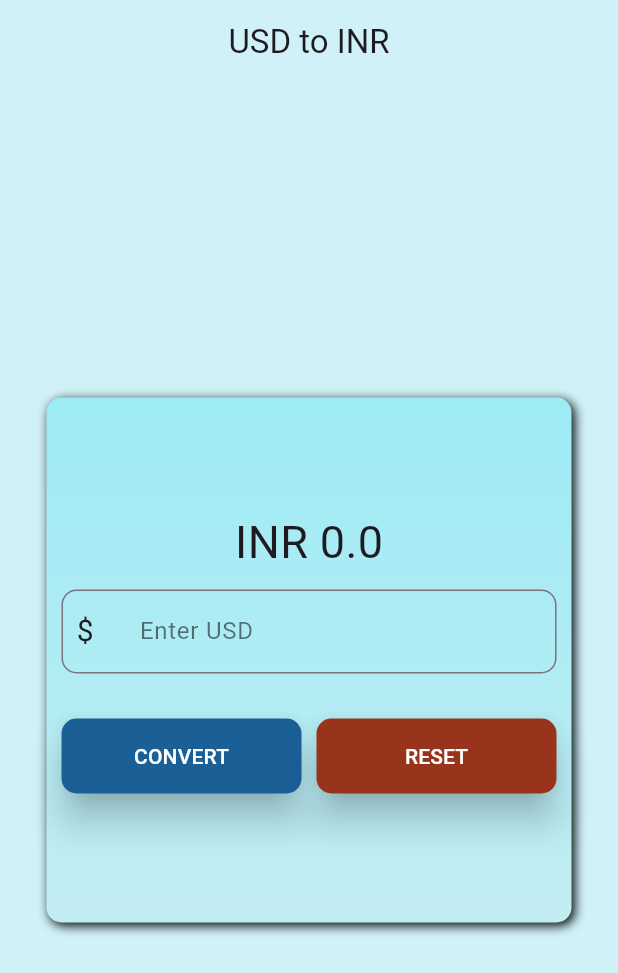
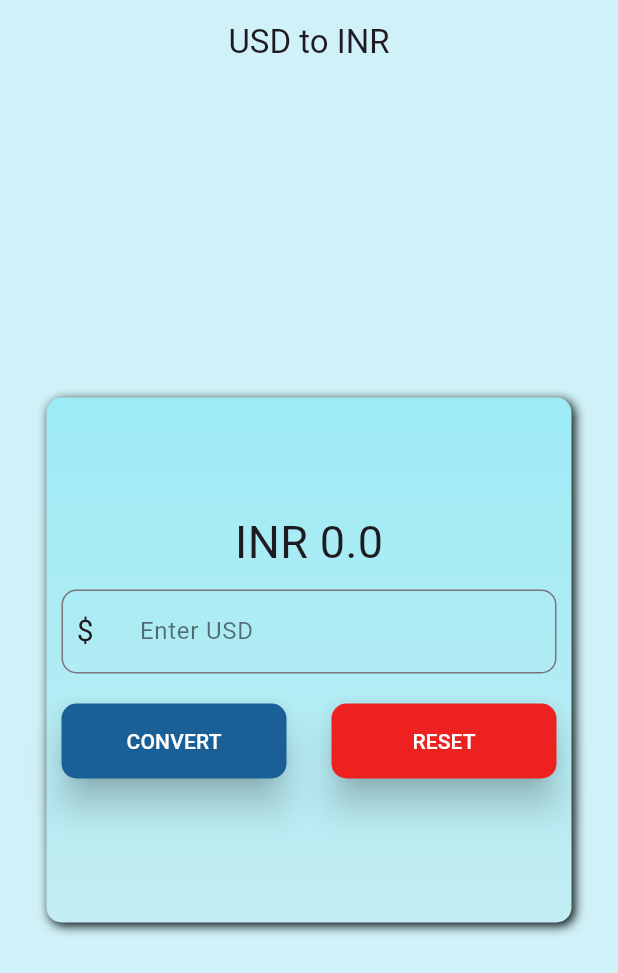
Before and after one commit to Sundramroy23/FlutterCurrencyCoverter, a Flutter app: the screen it shows after launch, on a phone screen of 412 x 824 dp. Shown: the top 973 px of the screen. Run offline on Flutter 3.47's test engine with Material 3 defaults, Android fonts, the phone set to English and light mode, and no system bars.

Commit message:
Custom Button class

```diff
--- a/lib/temp_page.dart
+++ b/lib/temp_page.dart
@@ -1,4 +1,5 @@
 import 'package:flutter/material.dart';
+import 'package:flutter/rendering.dart';
 // import 'packet:flutter/material.dart';
 
 class TempPage extends StatefulWidget {
@@ -6,6 +7,38 @@ class TempPage extends StatefulWidget {
 
   @override
   State<TempPage> createState() => _TempPageState();
+}
+
+class CustomButton extends StatelessWidget {
+  final String label;
+  final VoidCallback onPressed;
+  final Color color;
+  const CustomButton({
+    required this.label,
+    required this.onPressed,
+    required this.color,
+    Key? key,
+  }) : super(key: key);
+  @override
+  Widget build(BuildContext context) {
+    // TODO: implement build
+    return Container(
+      margin: const EdgeInsets.all(10),
+      child: ElevatedButton(
+        onPressed: onPressed,
+        style: TextButton.styleFrom(
+          backgroundColor: color,
+          shape: RoundedRectangleBorder(
+            borderRadius: BorderRadius.circular(10),
+          ),
+          foregroundColor: Colors.white,
+          elevation: 10,
+          minimumSize: Size(double.infinity, 50),
+        ),
+        child: Text(label),
+      ),
+    );
+  }
 }
 
 class _TempPageState extends State<TempPage> {
@@ -97,49 +130,19 @@ class _TempPageState extends State<TempPage> {
                 mainAxisAlignment: MainAxisAlignment.spaceEvenly,
                 children: [
                   Expanded(
-                    child: Container(
-                      margin:
-                          const EdgeInsets.only(top: 20, left: 10, bottom: 10),
-                      child: ElevatedButton(
-                        onPressed: () {
-                          fetchAmt();
-                        },
-                        style: TextButton.styleFrom(
-                          backgroundColor:
-                              const Color.fromARGB(255, 27, 95, 151),
-                          shape: RoundedRectangleBorder(
-                            borderRadius: BorderRadius.circular(10),
-                          ),
-                          foregroundColor: Colors.white,
-                          elevation: 10,
-                          minimumSize: const Size(double.infinity, 50),
-                        ),
-                        child: const Text('CONVERT'),
-                      ),
+                    child: CustomButton(
+                      label: "CONVERT",
+                      onPressed: fetchAmt,
+                      color: const Color.fromARGB(255, 27, 95, 151),
                     ),
                   ),
                   const SizedBox(width: 10), // Add spacing between the buttons
                   Expanded(
-                    child: Container(
-                      margin:
-                          const EdgeInsets.only(top: 20, right: 10, bottom: 10),
-                      child: ElevatedButton(
-                        onPressed: () {
-                          reset();
-                        },
-                        style: TextButton.styleFrom(
-                          backgroundColor:
-                              const Color.fromARGB(255, 151, 52, 27),
-                          shape: RoundedRectangleBorder(
-                            borderRadius: BorderRadius.circular(10),
-                          ),
-                          foregroundColor: Colors.white,
-                          elevation: 10,
-                          minimumSize: const Size(double.infinity, 50),
-                        ),
-                        child: const Text('RESET'),
-                      ),
-                    ),
+                    child: CustomButton(
+                      label: "RESET",
+                      onPressed: reset,
+                      color: const Color.fromARGB(255, 238, 33, 33),
+                    )
                   ),
                 ],
               )
```
